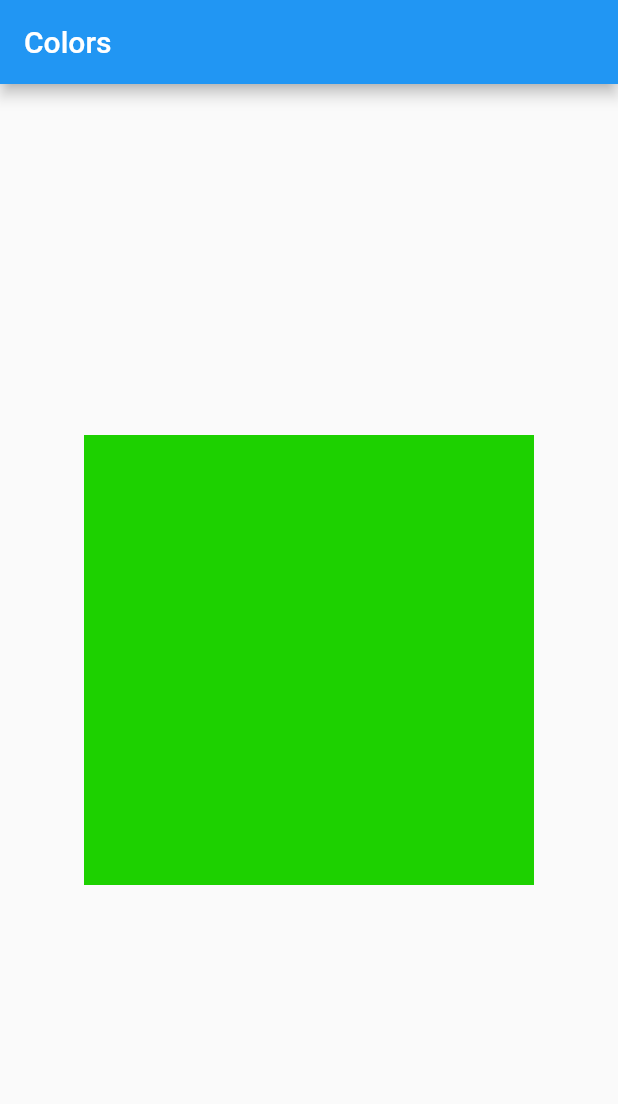
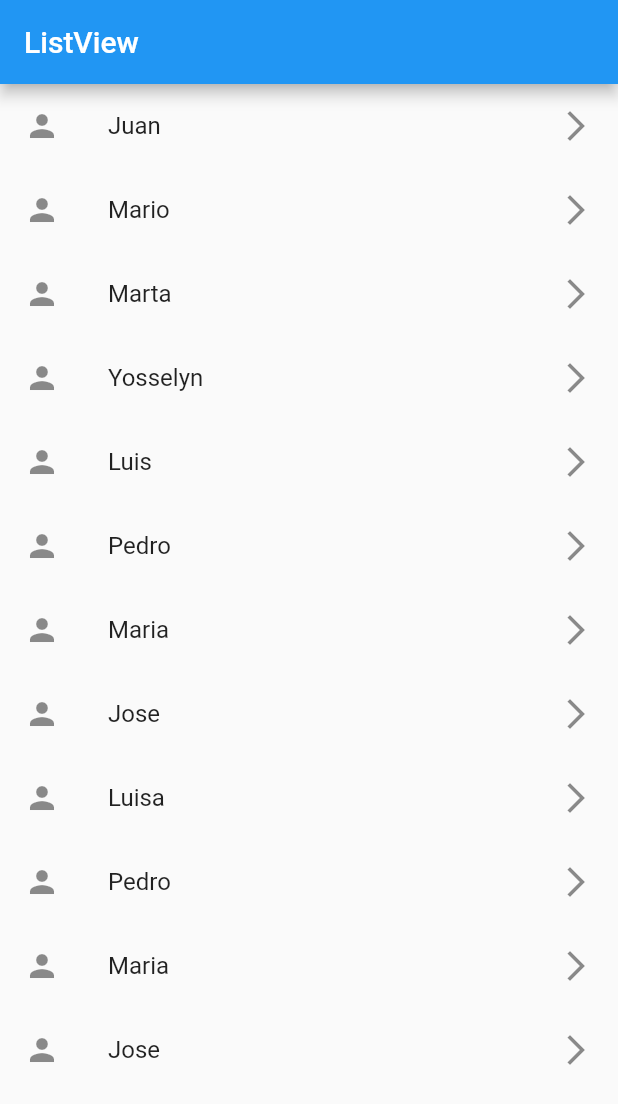
Before and after one commit to juanpa12121/flutter_myapp, a Flutter app: the screen it shows after launch, on a phone screen of 412 x 824 dp. Shown: the top 1104 px of the screen. Run offline on Flutter 3.47's test engine with Material 2 defaults, Android fonts, the phone set to English and light mode, and no system bars.

Commit message:
List View

```diff
--- a/lib/22. ColorsClass.dart
+++ b/lib/22. ColorsClass.dart
@@ -1,4 +1,3 @@
-import 'package:flutter/cupertino.dart';
 import 'package:flutter/material.dart';
 
 class ColorsClass extends StatelessWidget{
--- /dev/null
+++ b/lib/23. ListViewClass.dart
@@ -0,0 +1,51 @@
+import 'package:flutter/material.dart';
+
+class ListViewClass extends StatelessWidget {
+  const ListViewClass();
+
+  @override
+  Widget build(BuildContext context) {
+    return MaterialApp(title: "Material App", home: ImagesApp());
+  }
+}
+
+class ImagesApp extends StatelessWidget {
+
+
+  List<String> names = ["Juan",
+    "Mario",
+    "Marta",
+    "Yosselyn",
+    "Luis",
+    "Pedro",
+    "Maria",
+    "Jose",
+    "Luisa",
+    "Pedro",
+    "Maria",
+    "Jose",
+  ];
+
+  @override
+  Widget build(BuildContext context) {
+
+    return Scaffold(
+      appBar: AppBar(
+        title: Text("ListView"),
+      ),
+      body: ListView.builder(
+          itemCount: names.length,
+          itemBuilder: (context, index) {
+            final name = names[index];
+            return ListTile(
+              title: Text(name),
+              leading: Icon(Icons.person),
+              trailing: Icon(Icons.arrow_forward_ios),
+              onTap: () {
+                print("Tapped on ${name}");
+              },
+            );
+      }),
+    );
+  }
+}
--- a/lib/main.dart
+++ b/lib/main.dart
@@ -3,6 +3,7 @@ import 'package:flutter_myapp/19.%20ColumnClass.dart';
 import 'package:flutter_myapp/20.%20RowClass.dart';
 import 'package:flutter_myapp/21.%20MarginPadding.dart';
 import 'package:flutter_myapp/22.%20ColorsClass.dart';
+import 'package:flutter_myapp/23.%20ListViewClass.dart';
 
 void main() {
   //runApp(const MyApp());
@@ -11,7 +12,8 @@ void main() {
   //runApp(const ColumnClass());
   //runApp(const RowClass());
   //runApp(const MarginPadding());
-  runApp(const ColorsClass());
+  //runApp(const ColorsClass());
+  runApp(const ListViewClass());
 }
 
 class MyApp extends StatelessWidget {
```
